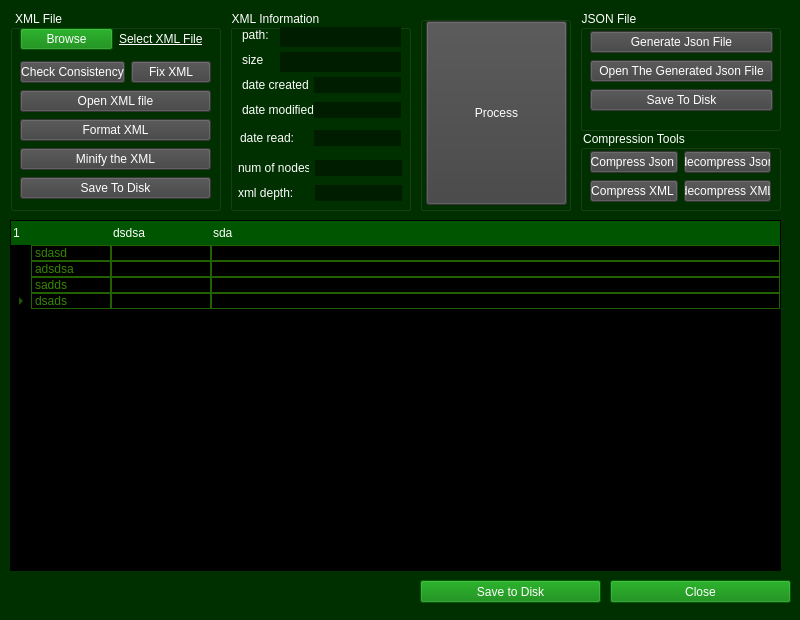
Above: mainwindow.ui from MostafaAkrsh/QT_XML_Editor before the change. Below: the same form after it.
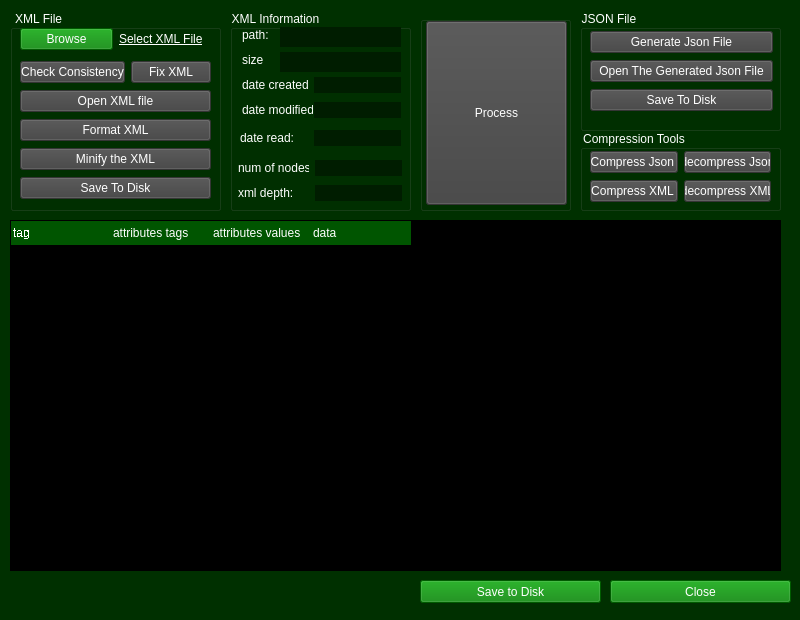
That is the form after the change. Icons and pictures are not drawn.

```diff
--- a/mainwindow.ui
+++ b/mainwindow.ui
@@ -1330,6 +1330,15 @@
       <height>351</height>
      </rect>
     </property>
+    <property name="minimumSize">
+     <size>
+      <width>100</width>
+      <height>100</height>
+     </size>
+    </property>
+    <property name="autoFillBackground">
+     <bool>false</bool>
+    </property>
     <property name="styleSheet">
      <string notr="true">QHeaderView::section {         
     color: black;                               
@@ -1387,46 +1396,76 @@
  
 </string>
     </property>
+    <property name="horizontalScrollBarPolicy">
+     <enum>Qt::ScrollBarAsNeeded</enum>
+    </property>
+    <property name="sizeAdjustPolicy">
+     <enum>QAbstractScrollArea::AdjustToContents</enum>
+    </property>
+    <property name="dragEnabled">
+     <bool>false</bool>
+    </property>
+    <property name="dragDropMode">
+     <enum>QAbstractItemView::NoDragDrop</enum>
+    </property>
+    <property name="defaultDropAction">
+     <enum>Qt::IgnoreAction</enum>
+    </property>
+    <property name="alternatingRowColors">
+     <bool>false</bool>
+    </property>
+    <property name="selectionMode">
+     <enum>QAbstractItemView::MultiSelection</enum>
+    </property>
+    <property name="headerHidden">
+     <bool>false</bool>
+    </property>
+    <attribute name="headerVisible">
+     <bool>true</bool>
+    </attribute>
+    <attribute name="headerCascadingSectionResizes">
+     <bool>true</bool>
+    </attribute>
+    <attribute name="headerMinimumSectionSize">
+     <number>100</number>
+    </attribute>
+    <attribute name="headerDefaultSectionSize">
+     <number>100</number>
+    </attribute>
+    <attribute name="headerHighlightSections">
+     <bool>true</bool>
+    </attribute>
+    <attribute name="headerShowSortIndicator" stdset="0">
+     <bool>false</bool>
+    </attribute>
+    <attribute name="headerStretchLastSection">
+     <bool>false</bool>
+    </attribute>
     <column>
      <property name="text">
-      <string/>
+      <string>tag</string>
      </property>
+     <property name="font">
+      <font>
+       <stylestrategy>NoAntialias</stylestrategy>
+      </font>
+     </property>
     </column>
     <column>
      <property name="text">
-      <string>dsdsa</string>
+      <string>attributes tags</string>
      </property>
     </column>
     <column>
      <property name="text">
-      <string>sda</string>
+      <string>attributes values</string>
      </property>
     </column>
-    <item>
+    <column>
      <property name="text">
-      <string>sdasd</string>
+      <string>data</string>
      </property>
-    </item>
-    <item>
-     <property name="text">
-      <string>adsdsa</string>
-     </property>
-    </item>
-    <item>
-     <property name="text">
-      <string>sadds</string>
-     </property>
-    </item>
-    <item>
-     <property name="text">
-      <string>dsads</string>
-     </property>
-     <item>
-      <property name="text">
-       <string>dsdas</string>
-      </property>
-     </item>
-    </item>
+    </column>
    </widget>
   </widget>
  </widget>
```
